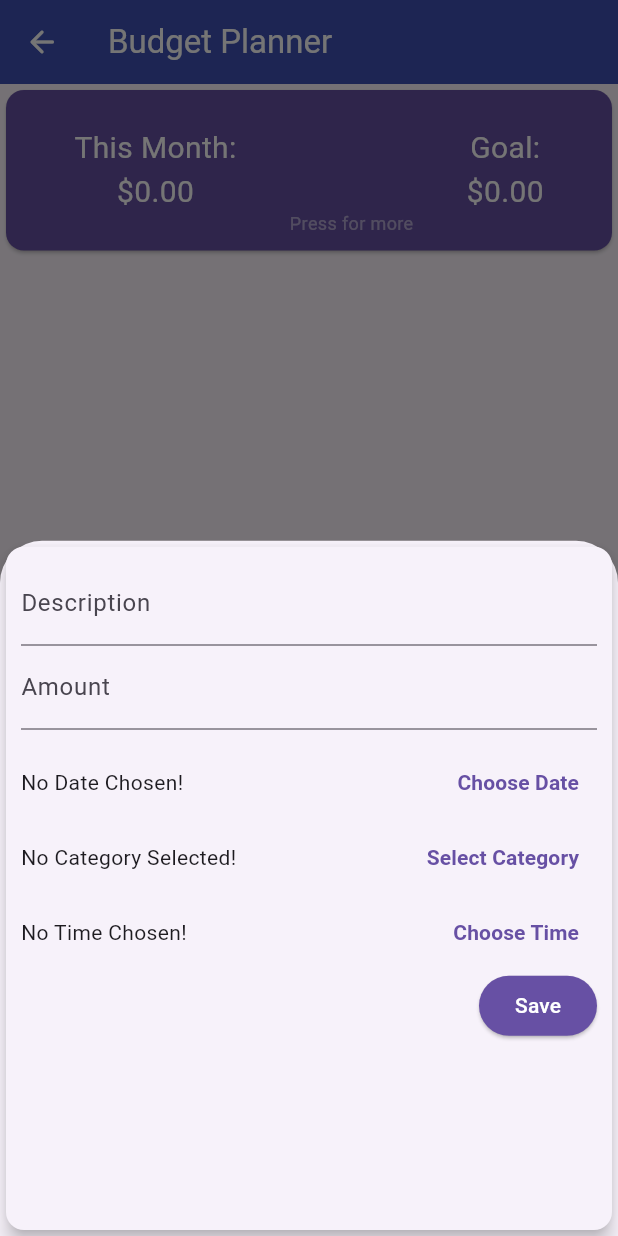
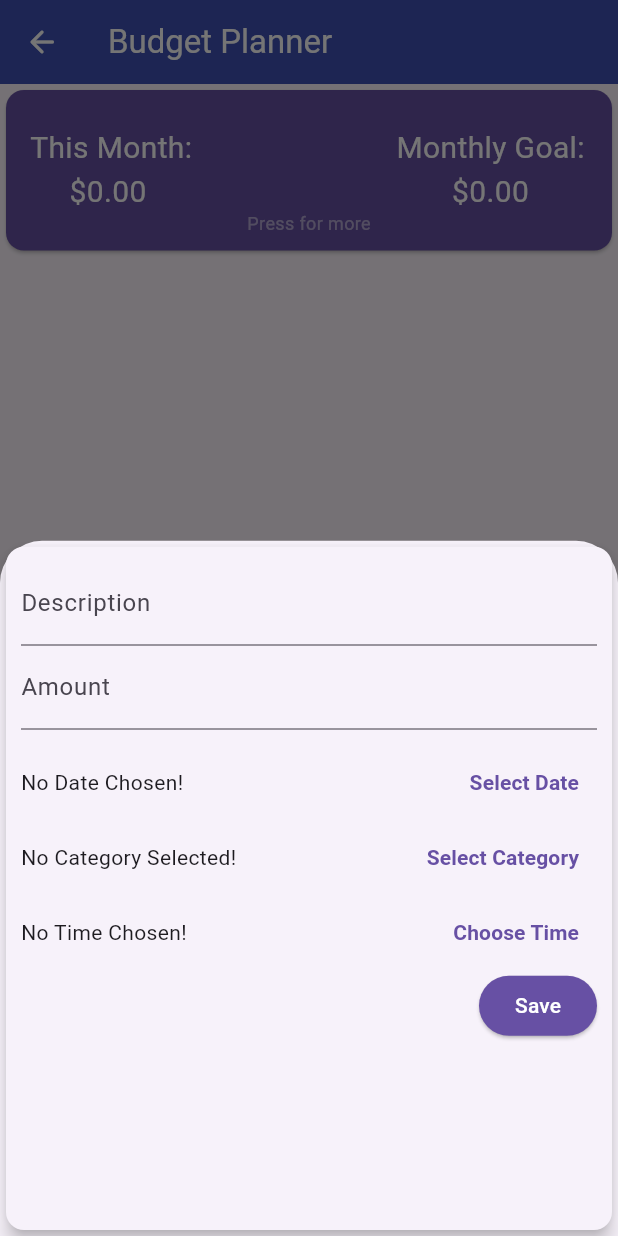
Before and after one commit to YukeeHong/DSG, a Flutter app: the BudgetPlanner screen opened by its route, after a tap on the "add" icon, on a phone screen of 412 x 824 dp. Run offline on Flutter 3.47's test engine with Material 3 defaults, Android fonts, the phone set to English and light mode, and no system bars; our stand-ins replace flutter_local_notifications, hive, hive_flutter, shared_preferences, table_calendar, timezone; missing offline and left inert: flex_color_picker, flutter_timer_countdown; accounts and stored records are empty.

Commit message:
Edited date format in bill addition menu

```diff
--- a/lib/pages/add_bill.dart
+++ b/lib/pages/add_bill.dart
@@ -1,4 +1,5 @@
 import 'package:flutter/material.dart';
+import 'package:intl/intl.dart';
 import 'package:hive_flutter/hive_flutter.dart';
 import 'package:nus_orbital_chronos/pages/category_picker.dart';
 import 'package:nus_orbital_chronos/services/bill.dart';
@@ -153,7 +154,7 @@ class _AddBillState extends State<AddBill> {
                     child: Text(
                       _selectedDate == null
                           ? 'No Date Chosen!'
-                          : 'Picked Date: ${_selectedDate.toString()}',
+                          : 'Selected Date: ${DateFormat.yMMMd().format(_selectedDate!)}',
                     ),
                   ),
                   TextButton(
@@ -161,7 +162,7 @@ class _AddBillState extends State<AddBill> {
                       foregroundColor: Theme.of(context).primaryColor,
                     ),
                     child: Text(
-                      'Choose Date',
+                      'Select Date',
                       style: TextStyle(fontWeight: FontWeight.bold),
                     ),
                     onPressed: () {
--- a/lib/pages/budget_planner.dart
+++ b/lib/pages/budget_planner.dart
@@ -84,17 +84,22 @@ class _BudgetPlannerState extends State<BudgetPlanner> {
                       children: <Widget>[
                         Column(
                           children: <Widget>[
-                            Text(
+                            Container(
+                              width: 130,
+                              child: Text(
                                 'This Month:',
                                 style: TextStyle(fontSize: 20, color: Colors.white),
                               ),
+                            ),
                             Text(
-                              '\$${totalAmount.toStringAsFixed(2)}',
+                              '\$${totalAmount.toStringAsFixed(2)}     ',
                               style: TextStyle(fontSize: 20, color: Colors.white),
                             ),
                           ],
                         ),
-                        Column(
+                        Container(
+                          width: 100,
+                          child: Column(
                             mainAxisAlignment: MainAxisAlignment.end,
                             children: <Widget>[
                               SizedBox(height: 70),
@@ -104,10 +109,13 @@ class _BudgetPlannerState extends State<BudgetPlanner> {
                               ),
                             ],
                           ),
-                        Column(
+                        ),
+                        Container(
+                          width: 130,
+                          child: Column(
                             children: <Widget>[
                               Text(
-                              'Goal:',
+                                'Monthly Goal:',
                                 style: TextStyle(fontSize: 20, color: Colors.white),
                               ),
                               Text(
@@ -115,6 +123,7 @@ class _BudgetPlannerState extends State<BudgetPlanner> {
                                 style: TextStyle(fontSize: 20, color: Colors.white),
                               ),
                             ],
+                          ),
                         ),
                       ],
                     ),
```
Lines whose indentation alone changed are shown as unchanged.
